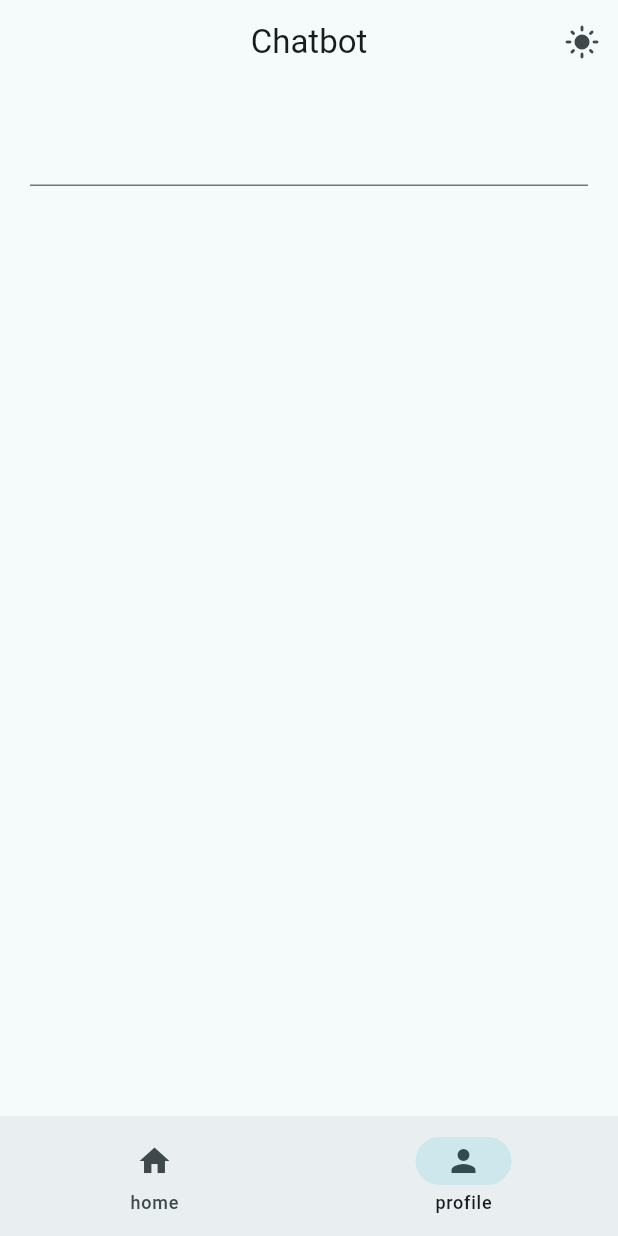
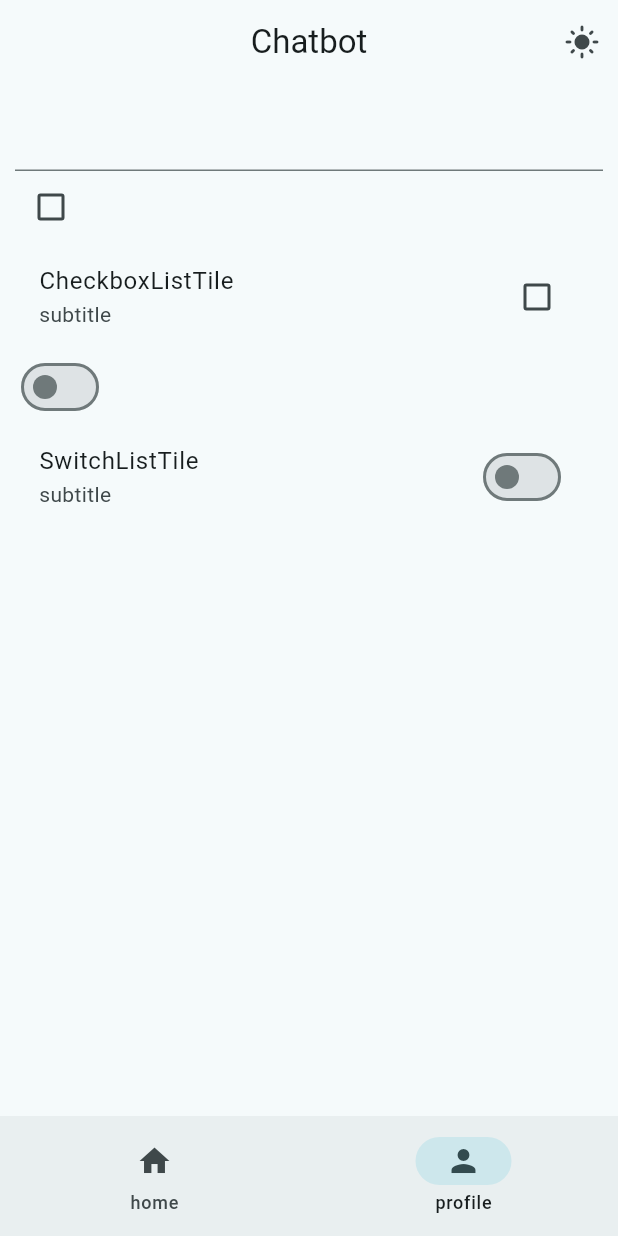
Before and after one commit to NgocNguyen1103/Flutter_basic, a Flutter app: the screen it shows after launch, item 2 of the bottom bar chosen, on a phone screen of 412 x 824 dp. Run offline on Flutter 3.47's test engine with Material 3 defaults, Android fonts, the phone set to English and light mode, and no system bars.

Commit message:
checkbox and switch

```diff
--- a/lib/views/pages/profile_page.dart
+++ b/lib/views/pages/profile_page.dart
@@ -9,21 +9,61 @@ class ProfilePage extends StatefulWidget {
 
 class _ProfilePageState extends State<ProfilePage> {
   TextEditingController controller = TextEditingController();
+  bool? isChecked = false;
+  bool isSwitch = false;
 
   @override
   Widget build(BuildContext context) {
     return Padding(
-      padding: EdgeInsets.all(20.0),
+      padding: EdgeInsets.all(10.0),
       child: Column(
+        crossAxisAlignment: CrossAxisAlignment.start,
         children: [
           TextField(
             controller: controller,
             decoration: InputDecoration(border: UnderlineInputBorder()),
-            onEditingComplete: () {
-              setState(() {});
+            onEditingComplete: () => setState(() {}),
+          ),
+          //
+          Checkbox(
+            tristate: true,
+            value: isChecked,
+            onChanged: (bool? value) {
+              setState(() {
+                isChecked = value;
+                print(value);
+              });
             },
           ),
-          Text(controller.text),
+          CheckboxListTile(
+            tristate: true,
+            title: Text("CheckboxListTile"),
+            subtitle: Text("subtitle"),
+            value: isChecked,
+            onChanged: (bool? value) {
+              setState(() {
+                isChecked = value;
+              });
+            },
+          ),
+          Switch(
+            value: isSwitch,
+            onChanged: (bool value) {
+              setState(() {
+                isSwitch = value;
+              });
+            },
+          ),
+          SwitchListTile(
+            title: Text("SwitchListTile"),
+            subtitle: Text("subtitle"),
+            value: isSwitch,
+            onChanged: (bool value) {
+              setState(() {
+                isSwitch = value;
+              });
+            },
+          ),
         ],
       ),
     );
```
